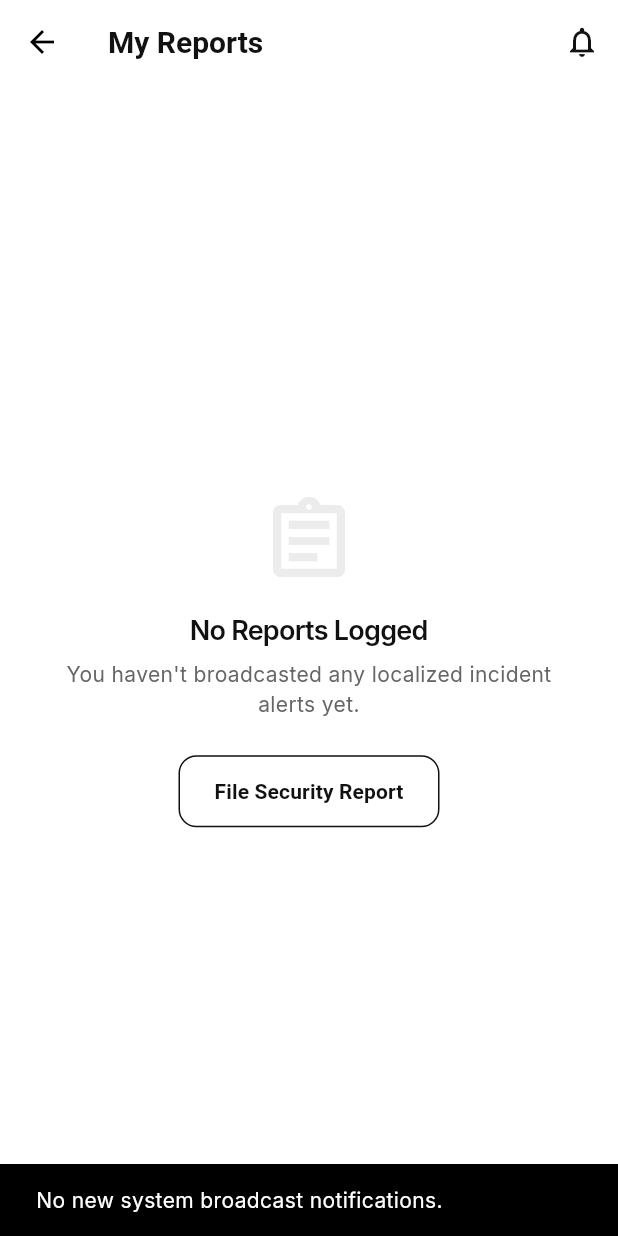
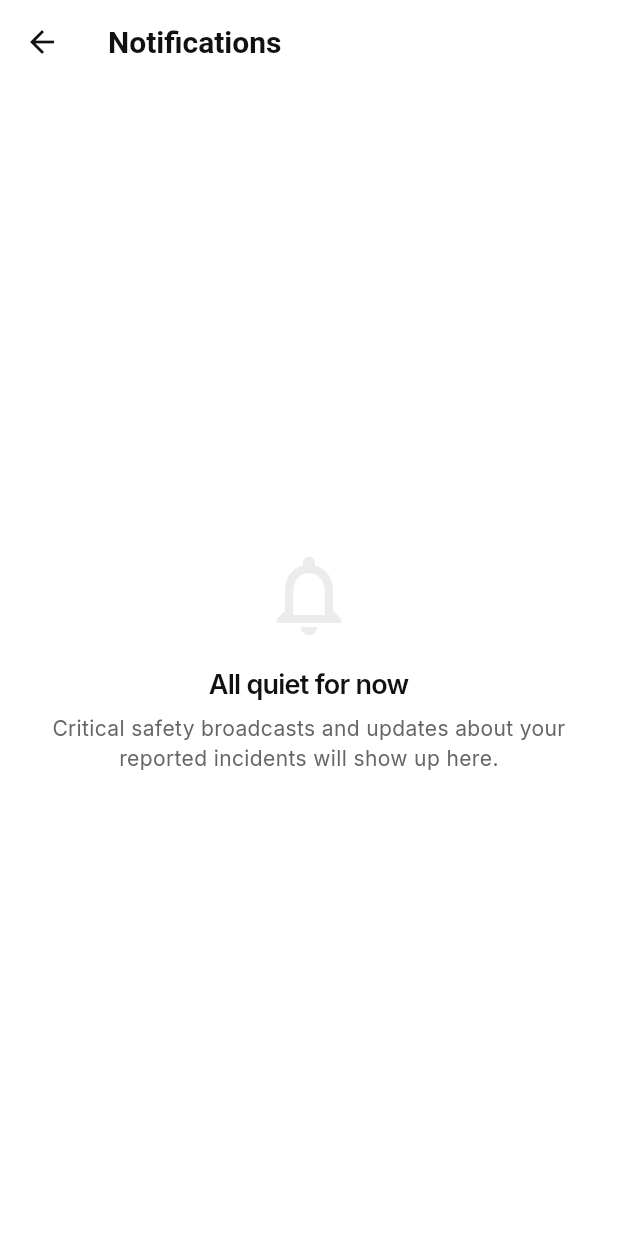
Before and after one commit to olorunfemioyewole/AlertMe-Sustainable_Software_Engineering_Hackathon_Submission, a Flutter app: the HomeScreen screen opened directly, after a tap on the "notifications none" icon, on a phone screen of 412 x 824 dp. Run offline on Flutter 3.47's test engine with Material 3 defaults, Android fonts, the phone set to English and light mode, and no system bars; our stand-ins replace dio, flutter_riverpod, flutter_secure_storage, geolocator, google_fonts; accounts and stored records are empty.

Commit message:
style: execute comprehensive frontend UX overhaul and navigation restructuring
- Rename primary navigation descriptors from "Home" to "Reports" to align with user submission history
- Swap generic home tab icons out for context-appropriate clipboard ledger indicators (`Icons.assignment_outlined`)
- Streamline empty state copy on the Reports layout and upgrade the action CTA to a flat, primary-colored button
- Replace the notification action bar toast trigger with a dedicated empty-state system `NotificationsScreen`
- Format Report Input field labels to friendly consumer prompts and apply "Submit Report" CTA to minimize reporter friction
- Update incident type dropdown choices to support localized "Insurgency / Banditry" terminology
- Standardize downstream active status badges to read "Under Review" instead of raw technical backend enumerations
- Integrate defensive fallback generation rules to scrub unassigned "UNKNOWN" reference codes from view elements
- Remove backend engine environment specs and ports from the view layout, mapping native "Sign Out" vocabulary
- Refactor the global `MainLayout` navigation navigation container shell to consume centralized `AppTheme` parameters

```diff
--- a/mobile/lib/screens/home_screen.dart
+++ b/mobile/lib/screens/home_screen.dart
@@ -1,9 +1,9 @@
 import 'package:flutter/material.dart';
+import 'package:flutter_riverpod/flutter_riverpod.dart';
 import '../theme.dart';
+import 'notifications_screen.dart';
 import 'report_screen.dart';
 
-// Simple global tracking provider for hackathon mock persistence of submitted reports
-import 'package:flutter_riverpod/flutter_riverpod.dart';
 final userSubmittedReportsProvider = StateProvider<List<Map<String, dynamic>>>((ref) => []);
 
 class HomeScreen extends ConsumerWidget {
@@ -14,16 +14,19 @@ class HomeScreen extends ConsumerWidget {
     final reports = ref.watch(userSubmittedReportsProvider);
 
     return Scaffold(
+      backgroundColor: AppTheme.background,
       appBar: AppBar(
         title: const Text('My Reports', style: TextStyle(color: AppTheme.text, fontWeight: FontWeight.w600, fontSize: 20)),
         backgroundColor: AppTheme.background,
         elevation: 0,
+        // Find this section in your lib/screens/home_screen.dart file and swap it:
         actions: [
           IconButton(
             icon: const Icon(Icons.notifications_none, color: AppTheme.text),
             onPressed: () {
-              ScaffoldMessenger.of(context).showSnackBar(
-                const SnackBar(content: Text('No new system broadcast notifications.')),
+              Navigator.push(
+                context,
+                MaterialPageRoute(builder: (context) => const NotificationsScreen()),
               );
             },
           )
@@ -38,20 +41,25 @@ class HomeScreen extends ConsumerWidget {
             children: [
               const Icon(Icons.assignment_outlined, color: AppTheme.borders, size: 64),
               const SizedBox(height: 16),
-              Text('No Reports Logged', style: Theme.of(context).textTheme.headlineMedium?.copyWith(fontSize: 18)),
+              Text('Nothing reported yet', style: Theme.of(context).textTheme.headlineMedium?.copyWith(fontSize: 18)),
               const SizedBox(height: 8),
-              Text('You haven\'t broadcasted any localized incident alerts yet.', textAlign: TextAlign.center, style: Theme.of(context).textTheme.bodyMedium),
+              Text('When you report an incident, it will appear here.', textAlign: TextAlign.center, style: Theme.of(context).textTheme.bodyMedium),
               const SizedBox(height: 24),
-              OutlinedButton(
+              ElevatedButton(
                 onPressed: () {
                   Navigator.push(context, MaterialPageRoute(builder: (context) => const ReportScreen()));
                 },
-                style: OutlinedButton.styleFrom(
-                  side: const BorderSide(color: AppTheme.text),
+                style: ElevatedButton.styleFrom(
+                  backgroundColor: AppTheme.primary,
+                  foregroundColor: Colors.white,
                   padding: const EdgeInsets.symmetric(horizontal: 24, vertical: 14),
                   shape: RoundedRectangleBorder(borderRadius: BorderRadius.circular(12)),
+                  elevation: 0, // Keeps it flat and clean matching the minimal UI aesthetic
                 ),
-                child: const Text('File Security Report', style: TextStyle(color: AppTheme.text, fontWeight: FontWeight.w600)),
+                child: const Text(
+                  'Report an Incident',
+                  style: TextStyle(fontWeight: FontWeight.w600, fontSize: 15),
+                ),
               ),
             ],
           ),
@@ -79,15 +87,25 @@ class HomeScreen extends ConsumerWidget {
                     Text(report['type'], style: const TextStyle(fontWeight: FontWeight.w600, fontSize: 16, color: AppTheme.text)),
                     Container(
                       padding: const EdgeInsets.symmetric(horizontal: 8, vertical: 4),
-                      decoration: BoxDecoration(color: AppTheme.primary.withOpacity(0.1), borderRadius: BorderRadius.circular(6)),
-                      child: Text(report['status'].toUpperCase(), style: const TextStyle(color: AppTheme.primary, fontSize: 11, fontWeight: FontWeight.w600)),
+                      decoration: BoxDecoration(
+                        color: const Color(0xFFF18F01).withOpacity(0.1),
+                        borderRadius: BorderRadius.circular(6),
+                      ),
+                      child: Text(
+                        report['status'].toString().toLowerCase() == 'pending' ? 'Under Review' : report['status'],
+                        style: const TextStyle(
+                          color: Color(0xFFF18F01),
+                          fontSize: 11,
+                          fontWeight: FontWeight.w600,
+                        ),
+                      ),
                     )
                   ],
                 ),
                 const SizedBox(height: 8),
                 Text(report['location'], style: const TextStyle(color: AppTheme.secondaryText, fontSize: 13)),
                 const SizedBox(height: 12),
-                Text('Ref Code: ${report['ref']}', style: const TextStyle(fontFamily: 'Courier', fontSize: 12, color: AppTheme.secondaryText)),
+                Text('Ref: ${report['ref']}', style: const TextStyle(fontFamily: 'Courier', fontSize: 12, color: AppTheme.secondaryText)),
               ],
             ),
           );
--- /dev/null
+++ b/mobile/lib/screens/notifications_screen.dart
@@ -0,0 +1,60 @@
+import 'package:flutter/material.dart';
+import '../theme.dart';
+
+class NotificationsScreen extends StatelessWidget {
+  const NotificationsScreen({super.key});
+
+  @override
+  Widget build(BuildContext context) {
+    // Keeping a placeholder list for future system broadcasts/alerts
+    final List<dynamic> notifications = [];
+
+    return Scaffold(
+      backgroundColor: AppTheme.background,
+      appBar: AppBar(
+        title: const Text(
+          'Notifications',
+          style: TextStyle(color: AppTheme.text, fontWeight: FontWeight.w600, fontSize: 20),
+        ),
+        backgroundColor: AppTheme.background,
+        elevation: 0,
+        leading: IconButton(
+          icon: const Icon(Icons.arrow_back, color: AppTheme.text),
+          onPressed: () => Navigator.pop(context),
+        ),
+      ),
+      body: notifications.isEmpty
+          ? Center(
+        child: Padding(
+          padding: const EdgeInsets.all(32.0),
+          child: Column(
+            mainAxisAlignment: MainAxisAlignment.center,
+            children: [
+              const Icon(Icons.notifications_none_outlined, color: AppTheme.borders, size: 64),
+              const SizedBox(height: 16),
+              Text(
+                'All quiet for now',
+                style: Theme.of(context).textTheme.headlineMedium?.copyWith(fontSize: 18),
+              ),
+              const SizedBox(height: 8),
+              Text(
+                'Critical safety broadcasts and updates about your reported incidents will show up here.',
+                textAlign: TextAlign.center,
+                style: Theme.of(context).textTheme.bodyMedium,
+              ),
+            ],
+          ),
+        ),
+      )
+          : ListView.separated(
+        padding: const EdgeInsets.all(24.0),
+        itemCount: notifications.length,
+        separatorBuilder: (context, index) => const SizedBox(height: 12),
+        itemBuilder: (context, index) {
+          // Return notification list item layout when items populate
+          return const SizedBox.shrink();
+        },
+      ),
+    );
+  }
+}
--- a/mobile/lib/theme.dart
+++ b/mobile/lib/theme.dart
@@ -3,7 +3,7 @@ import 'package:google_fonts/google_fonts.dart';
 
 class AppTheme {
   static const Color background = Color(0xFFFFFFFF);
-  static const Color primary = Color(0xFFF18F01);
+  static const Color primary = Color(0xFFE03616);
   static const Color text = Color(0xFF111111);
   static const Color secondaryText = Color(0xFF666666);
   static const Color borders = Color(0xFFECECEC);
```
Also changed, not shown: mobile/lib/main.dart (+6 -2 lines), mobile/lib/screens/app_navigation_mock.dart (deleted, +0 -35 lines), mobile/lib/screens/login_screen.dart (+23 -5 lines), mobile/lib/screens/main_layout.dart (+14 -6 lines), mobile/lib/screens/register_screen.dart (+31 -8 lines), mobile/lib/screens/report_screen.dart (+28 -16 lines), mobile/lib/screens/settings_screen.dart (+8 -18 lines), mobile/lib/screens/success_screen.dart (+47 -18 lines).
